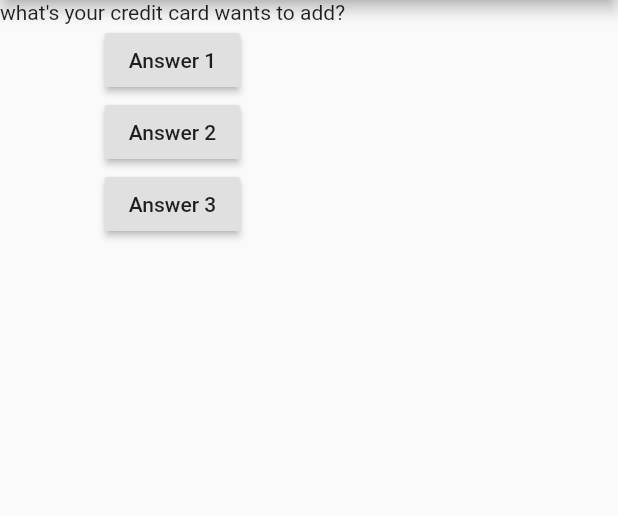
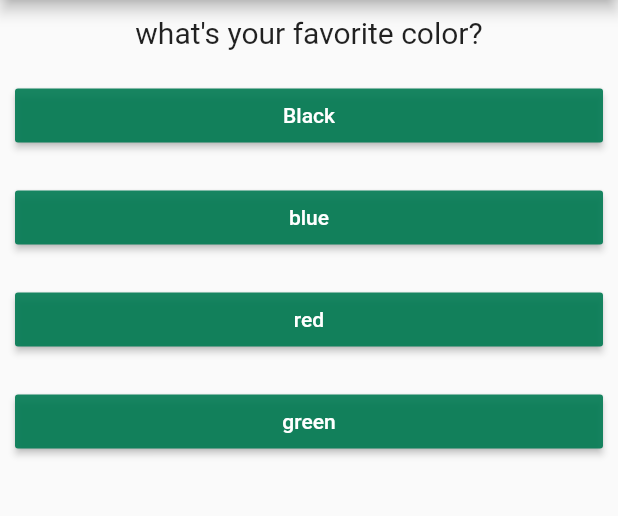
Before and after one commit to Shentia/FlutterGuide, a Flutter app: the screen it shows after launch, on a phone screen of 412 x 824 dp, the part 84-600 px from its top. Run offline on Flutter 3.47's test engine with Material 2 defaults, Android fonts, the phone set to English and light mode, and no system bars.

```diff
--- /dev/null
+++ b/lib/answer.dart
@@ -0,0 +1,21 @@
+import 'package:flutter/material.dart';
+
+class Answer extends StatelessWidget {
+  final VoidCallback selectHandler;
+  final String answerText;
+
+  Answer(this.selectHandler, this.answerText);
+  @override
+  Widget build(BuildContext context) {
+    return Container(
+      width: double.infinity,
+      margin: EdgeInsets.all(10),
+      child: RaisedButton(
+        color: Color.fromARGB(231, 1, 122, 82),
+        child: Text(answerText),
+        textColor: Colors.white,
+        onPressed: selectHandler,
+      ),
+    );
+  }
+}
--- a/lib/main.dart
+++ b/lib/main.dart
@@ -1,4 +1,7 @@
 import 'package:flutter/material.dart';
+import 'package:flutter_complete_guide/result.dart';
+import './quiz.dart';
+import './result.dart';
 
 // void main() {
 //   runApp(MyApp());
@@ -10,25 +13,42 @@ class MyApp extends StatefulWidget {
   @override
   State<StatefulWidget> createState() {
     // TODO: implement createState
-    return MyAppState();
+    return _MyAppState();
   }
 }
 
-class MyAppState extends State<MyApp> {
-  var questionIndex = 0;
-  void answerQuestion() {
+class _MyAppState extends State<MyApp> {
+  final _questions = [
+    {
+      "questionText": "what\'s your favorite color?",
+      "answers": ["Black", "blue", "red", "green"]
+    },
+    {
+      "questionText": "what\'s your favorite animal?",
+      "answers": ["Tiger", "Lion", "Shark", "horse"]
+    },
+    {
+      "questionText": "who is your favorite movie?",
+      "answers": ["Matrix", "Barareh", "Top Gun", "Ice Road"]
+    },
+  ];
+
+  var _questionIndex = 0;
+
+  void _answerQuestion() {
     setState(() {
-      questionIndex++;
+      _questionIndex++;
     });
-    print(questionIndex);
+    print(_questionIndex);
+    if (_questionIndex < _questions.length) {
+      print("we have more questions!");
+    } else {
+      print("No more Questions!");
+    }
   }
 
   @override
   Widget build(BuildContext context) {
-    var questions = [
-      "what\'s your credit card wants to add?",
-      "what\'s your favorite animal?"
-    ];
     // ignore: dead_code
     return MaterialApp(
       home: Scaffold(
@@ -36,20 +56,13 @@ class MyAppState extends State<MyApp> {
           title: Text('Save Credit'),
           backgroundColor: Color.fromARGB(231, 1, 122, 82),
         ),
-        body: Column(
-          children: [
-            Text(questions[questionIndex]),
-            RaisedButton(
-              child: Text('Answer 1'),
-              onPressed: answerQuestion,
-            ),
-            RaisedButton(
-                child: Text('Answer 2'), onPressed: () => answerQuestion()),
-            RaisedButton(
-                child: Text('Answer 3'),
-                onPressed: () => {print("Hello onPressed")}),
-          ],
-        ),
+        body: _questionIndex < _questions.length
+            ? Quiz(
+                answerQuestion: _answerQuestion,
+                questionIndex: _questionIndex,
+                questions: _questions,
+              )
+            : Result(),
       ),
     );
   }
--- /dev/null
+++ b/lib/question.dart
@@ -0,0 +1,20 @@
+import 'package:flutter/material.dart';
+
+class Question extends StatelessWidget {
+  //constructor
+  final String questionText;
+  Question(this.questionText);
+
+  @override
+  Widget build(BuildContext context) {
+    return Container(
+      width: double.infinity,
+      margin: EdgeInsets.all(10),
+      child: Text(
+        questionText,
+        style: TextStyle(fontSize: 20),
+        textAlign: TextAlign.center,
+      ),
+    );
+  }
+}
--- /dev/null
+++ b/lib/quiz.dart
@@ -0,0 +1,26 @@
+import 'package:flutter/material.dart';
+
+import './question.dart';
+import './answer.dart';
+
+class Quiz extends StatelessWidget {
+  final List<Map<String, Object>> questions;
+  final int questionIndex;
+  final VoidCallback answerQuestion;
+
+  Quiz(
+      {@required this.questions,
+      @required this.answerQuestion,
+      @required this.questionIndex});
+  @override
+  Widget build(BuildContext context) {
+    return Column(
+      children: [
+        Question(questions[questionIndex]['questionText'] as String),
+        ...(questions[questionIndex]['answers'] as List<String>).map((answer) {
+          return Answer(answerQuestion, answer);
+        }).toList()
+      ],
+    );
+  }
+}
--- /dev/null
+++ b/lib/result.dart
@@ -0,0 +1,14 @@
+import 'package:flutter/material.dart';
+
+class Result extends StatelessWidget {
+  @override
+  Widget build(BuildContext context) {
+    return Center(
+      child: Text(
+        'You did it!',
+        style: TextStyle(fontSize: 25, color: Color.fromARGB(255, 5, 102, 65)),
+        textAlign: TextAlign.center,
+      ),
+    );
+  }
+}
```
